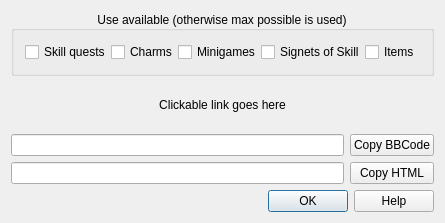
Before: the Qt Designer form skillplandialog.ui in kambala-decapitator/MedianXLOfflineTools, drawn with Qt 5.
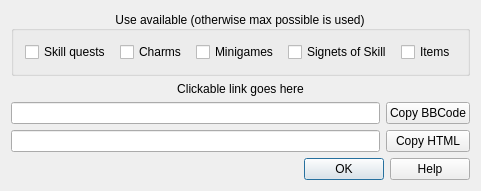
After: the same form once the commit is applied.

```diff
--- a/skillplandialog.ui
+++ b/skillplandialog.ui
@@ -20,6 +20,9 @@
    <bool>false</bool>
   </property>
   <layout class="QVBoxLayout" name="verticalLayout">
+   <property name="sizeConstraint">
+    <enum>QLayout::SetFixedSize</enum>
+   </property>
    <item>
     <widget class="QGroupBox" name="groupBox">
      <property name="title">
```
